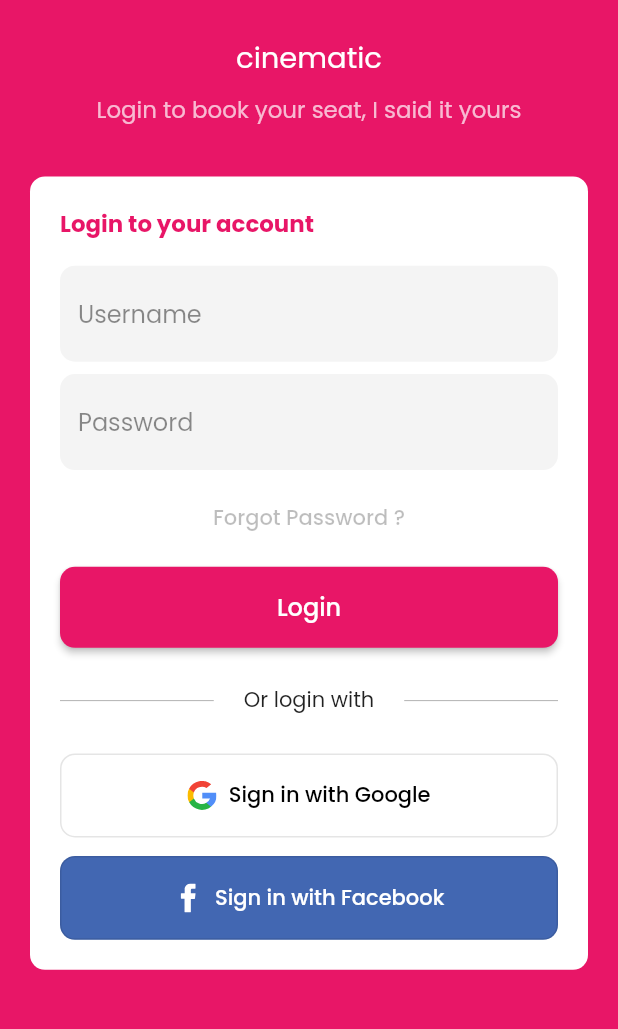
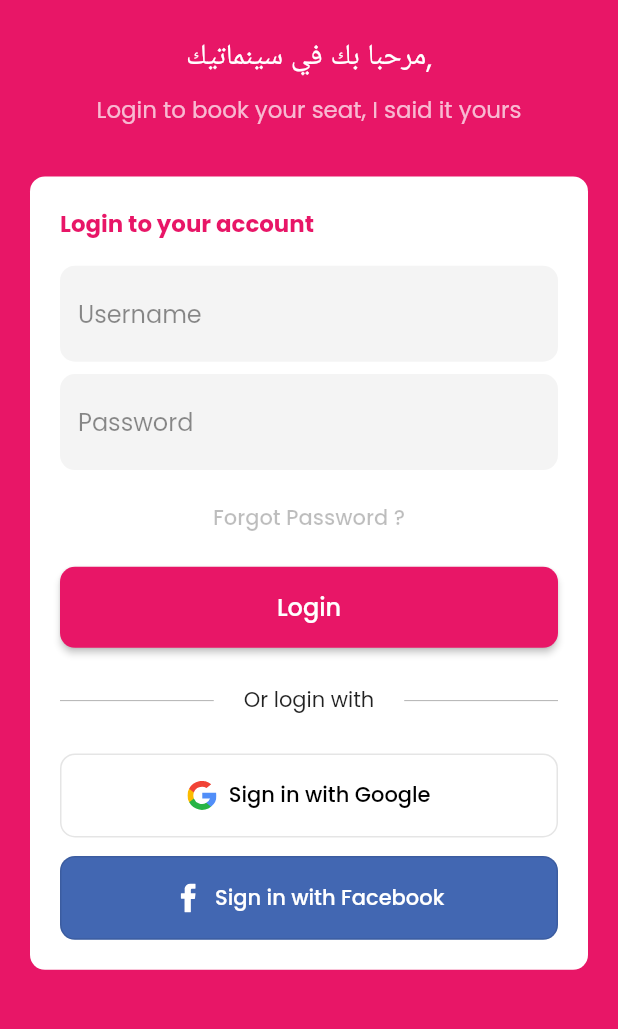
Before and after one commit to ahmedElsarag/cenimatic, a Flutter app: the screen it shows after launch, after a tap on "Login", on a phone screen of 412 x 824 dp, the part 124-1153 px from its top. Run offline on Flutter 3.47's test engine with Material 2 defaults, Android fonts, the phone set to English and light mode, and no system bars; our stand-ins replace flutter_svg, responsive_sizer.

Commit message:
use intl plugin for localization

```diff
--- a/l10n.yaml
+++ /dev/null
@@ -1,3 +0,0 @@
-arb-dir: lib/l10n
-template-arb-file: app_en.arb
-output-localization-file: app_localization.dart
--- a/lib/l10n/app_ar.arb
+++ /dev/null
@@ -1,3 +0,0 @@
-{
-  "appTitle": "سينماتيك"
-}
--- a/lib/l10n/app_en.arb
+++ /dev/null
@@ -1,3 +0,0 @@
-{
-  "appTitle": "cinematic"
-}
--- /dev/null
+++ b/lib/l10n/intl_ar.arb
@@ -0,0 +1,3 @@
+{
+  "welcomeToCinematec": "مرحبا بك في سينماتيك,"
+}
--- /dev/null
+++ b/lib/l10n/intl_en.arb
@@ -0,0 +1,3 @@
+{
+  "welcomeToCinematec": "Welcome to Cinematec,"
+}
--- a/lib/main.dart
+++ b/lib/main.dart
@@ -1,8 +1,10 @@
 import 'package:cenimatic/screens/splash_screen/splash_screen.dart';
 import 'package:cenimatic/utils/app_theme.dart';
 import 'package:flutter/material.dart';
-import 'package:flutter_gen/gen_l10n/app_localization.dart';
+import 'package:flutter_localizations/flutter_localizations.dart';
 import 'package:responsive_sizer/responsive_sizer.dart';
+
+import 'generated/l10n.dart';
 
 void main() {
   runApp(const MyApp());
@@ -15,16 +17,20 @@ class MyApp extends StatelessWidget {
   @override
   Widget build(BuildContext context) {
     return ResponsiveSizer(
-        builder: (BuildContext, Orientation, ScreenType) =>
+        builder: (context, orientation, screenType) =>
             MaterialApp(
-
-              localizationsDelegates: AppLocalizations.localizationsDelegates,
-              supportedLocales: AppLocalizations.supportedLocales,
+                localizationsDelegates: [
+                  S.delegate,
+                  GlobalMaterialLocalizations.delegate,
+                  GlobalWidgetsLocalizations.delegate,
+                  GlobalCupertinoLocalizations.delegate,
+                ],
+                supportedLocales: S.delegate.supportedLocales,
 
               debugShowCheckedModeBanner: false,
               title: 'Flutter Demo',
               theme: AppTheme.myLightTheme,
-              home: SplashScreen(),
+              home: const SplashScreen(),
             ));
   }
 }
--- a/lib/screens/login_screen/LoginScreen.dart
+++ b/lib/screens/login_screen/LoginScreen.dart
@@ -4,7 +4,9 @@ import 'package:flutter/material.dart';
 import 'package:flutter/services.dart';
 import 'package:flutter_svg/svg.dart';
 import 'package:responsive_sizer/responsive_sizer.dart';
-import 'package:flutter_gen/gen_l10n/app_localization.dart';
+
+import '../../generated/l10n.dart';
+
 class LoginScreen extends StatefulWidget {
   const LoginScreen({Key? key}) : super(key: key);
 
@@ -28,7 +30,7 @@ class _LoginScreenState extends State<LoginScreen> {
             children: [
               SvgPicture.asset('assets/icons/splash_icon.svg',height: 6.h),
               SizedBox(height: 3.h,),
-              Text(AppLocalizations?.of(context)?.appTitle??'',
+              Text(S.of(context).welcomeToCinematec,
               style: TextStyle(color: Colors.white,
                   fontSize: 18.sp),
               ),
@@ -95,7 +97,13 @@ class _LoginScreenState extends State<LoginScreen> {
                         ),
                       ),
                     ),
-                    ElevatedButton(onPressed: (){},
+                    ElevatedButton(onPressed: (){
+                      print('done');
+                      setState(() {
+                        S.load(Locale('ar',''));
+                      });
+
+                    },
                         style: ElevatedButton.styleFrom(
                           primary: AppTheme.primaryColor,
                           shape: RoundedRectangleBorder(
--- a/pubspec.yaml
+++ b/pubspec.yaml
@@ -53,3 +53,6 @@ flutter:
           weight: 600
         - asset: assets/fonts/Poppins-Bold.ttf
           weight: 700
+
+flutter_intl:
+  enabled: true
```
Also changed, not shown: lib/generated/intl/messages_all.dart (added), lib/generated/intl/messages_ar.dart (added), lib/generated/intl/messages_en.dart (added), lib/generated/l10n.dart (added), pubspec.lock.
